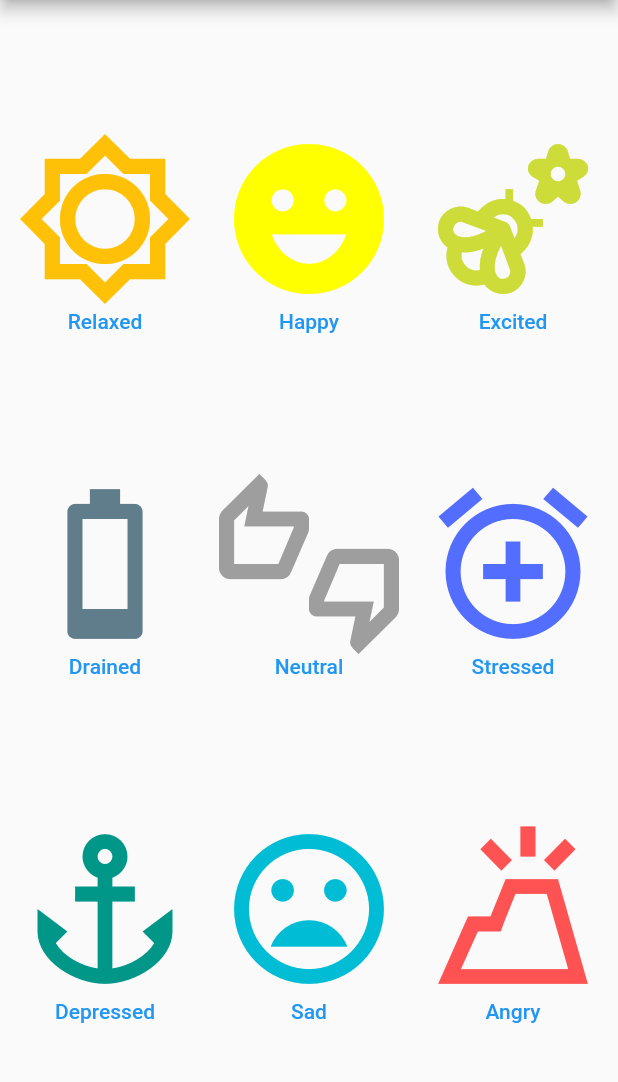
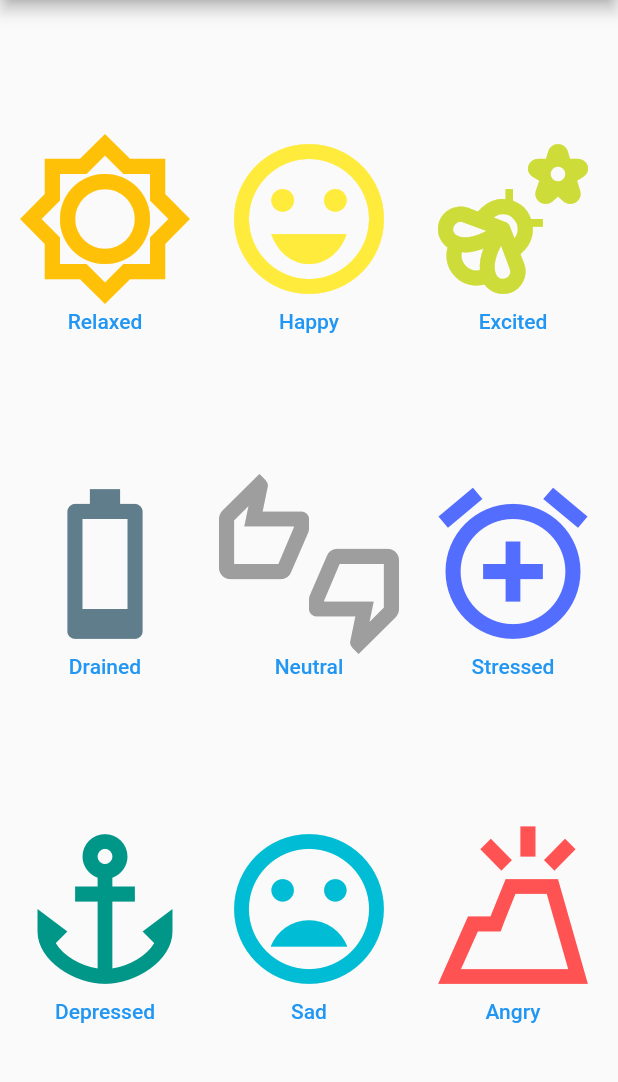
Before and after one commit to Caleb-Flegel/PiratePlusApp, a Flutter app: the screen it shows after launch, on a phone screen of 412 x 824 dp, the part 84-1166 px from its top. Run offline on Flutter 3.47's test engine with Material 2 defaults, Android fonts, the phone set to English and light mode, and no system bars; missing offline and left inert: mysql1; project files that could hold a hidden picture were left out.

Commit message:
Color Updates

```diff
--- a/lib/main.dart
+++ b/lib/main.dart
@@ -104,8 +104,8 @@ class _basicState extends State<basic> {
                 },
                 child: Column(
                   children: [
-                    Icon(Icons.emoji_emotions,
-                      color: Colors.yellowAccent,
+                    Icon(Icons.emoji_emotions_outlined,
+                      color: Colors.yellow,
                       size: 120.0,
                     ),
                     Text('Happy'),
```
